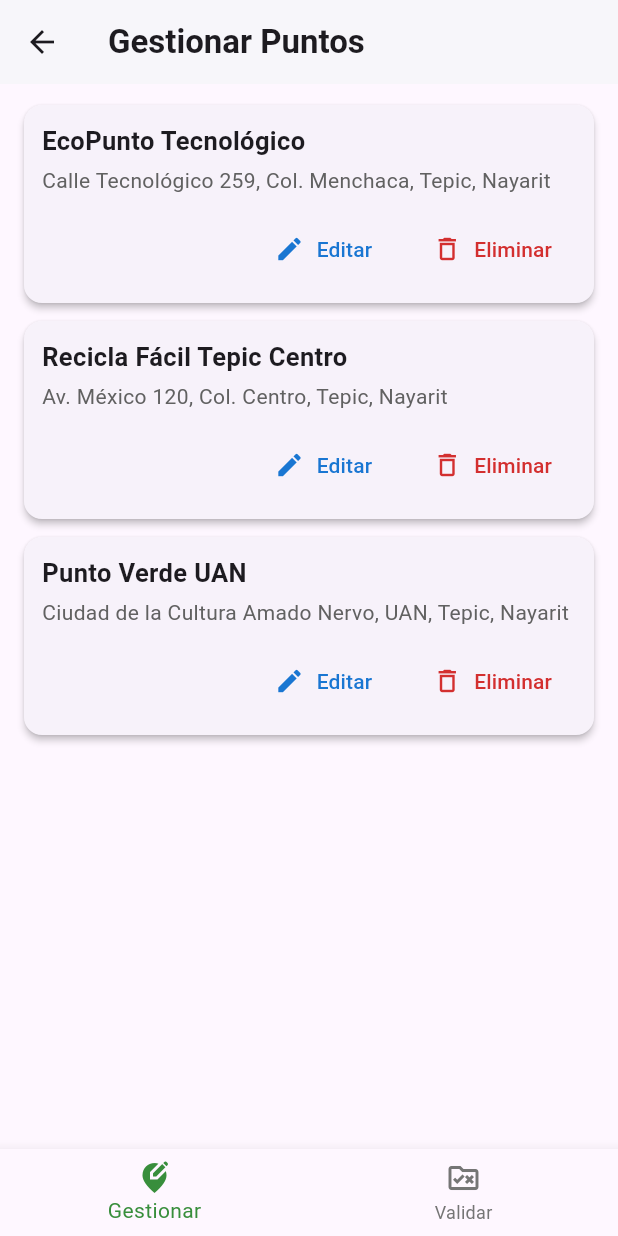
After one commit to PedroMtz83/Recicla-Facil, a Flutter app: the AdminPuntosScreen screen opened directly, on a phone screen of 412 x 824 dp. The commit adds this screen. Run offline on Flutter 3.47's test engine with Material 3 defaults, Android fonts, the phone set to English and light mode, and no system bars; our stand-ins replace cached_network_image, flutter_map, geolocator, image_picker, latlong2.

Commit message:
Interfaz de gestionar y validar puntos

```diff
--- a/rf_sprint1/lib/main.dart
+++ b/rf_sprint1/lib/main.dart
@@ -1,6 +1,7 @@
 import 'package:flutter/material.dart';
 import 'package:flutter/rendering.dart';
 import 'package:provider/provider.dart';
+import 'package:rf_sprint1/views/admin_puntos_screen.dart';
 import 'package:rf_sprint1/views/contenido_screen.dart';
 
 // Importa tus vistas y providers
@@ -78,13 +79,15 @@ class _HomeScreenState extends State<HomeScreen> {
     QuejasTabsScreen(),
     ContenidoScreen(),
     PuntosScreen(),
+    AdminPuntosScreen()
   ];
 
   final List<String> _pageTitles = [
     "Mi perfil",
     "Quejas y sugerencias",
     'Contenido informativo',
-    'Puntos de reciclaje'
+    'Puntos de reciclaje',
+    'Gestionar Puntos de reciclaje'
   ];
 
   void _onItemTapped(int index) {
@@ -162,6 +165,15 @@ class _HomeScreenState extends State<HomeScreen> {
                 _onItemTapped(3);
               },
             ),
+            ListTile(
+              leading: Icon(Icons.admin_panel_settings),
+              title: Text('Gestionar Puntos de reciclaje'),
+              selected: _currentIndex == 4,
+              selectedTileColor: Colors.green.withOpacity(0.1),
+              onTap: () {
+                _onItemTapped(4);
+              },
+            ),
           ],
         ),
       ),
--- a/rf_sprint1/lib/models/centro_reciclaje.dart
+++ b/rf_sprint1/lib/models/centro_reciclaje.dart
@@ -8,7 +8,7 @@ class CentroReciclaje {
   final String direccion;
   final String telefono;
   final String horario;
-
+  final bool validado; // <-- AÑADIR ESTA LÍNEA
   CentroReciclaje({
     required this.nombre,
     required this.descripcion,
@@ -19,6 +19,7 @@ class CentroReciclaje {
     required this.direccion,
     required this.telefono,
     required this.horario,
+    this.validado = true,
   });
 
   factory CentroReciclaje.fromJson(Map<String, dynamic> json) {
--- a/rf_sprint1/lib/services/centros_reciclaje_service.dart
+++ b/rf_sprint1/lib/services/centros_reciclaje_service.dart
@@ -12,6 +12,7 @@ class CentrosReciclajeService {
       direccion: "Av. Insurgentes 1450, Col. La Loma, Tepic, Nayarit",
       telefono: "311 212 3456",
       horario: "Lunes a Viernes: 9:00 - 17:00",
+      validado: false
     ),
     CentroReciclaje(
       nombre: "Recicla Tepic - Parque Metropolitano",
@@ -23,6 +24,7 @@ class CentrosReciclajeService {
       direccion: "Parque Metropolitano, Av. del Parque S/N, Tepic, Nayarit",
       telefono: "311 225 6789",
       horario: "Sábados y Domingos: 8:00 - 14:00",
+      validado: false
     ),
     CentroReciclaje(
       nombre: "EcoPunto Tecnológico",
--- /dev/null
+++ b/rf_sprint1/lib/views/admin_puntos_screen.dart
@@ -0,0 +1,300 @@
+// lib/views/admin_puntos_screen.dart
+
+import 'package:flutter/material.dart';
+import '../models/centro_reciclaje.dart';
+import '../services/centros_reciclaje_service.dart';
+
+class AdminPuntosScreen extends StatefulWidget {
+  const AdminPuntosScreen({super.key});
+
+  @override
+  State<AdminPuntosScreen> createState() => _AdminPuntosScreenState();
+}
+
+class _AdminPuntosScreenState extends State<AdminPuntosScreen> {
+  // 0: Gestionar, 1: Validar
+  int _selectedIndex = 0;
+
+  late List<CentroReciclaje> _puntosGestion;
+  late List<CentroReciclaje> _puntosPorValidar;
+
+  @override
+  void initState() {
+    super.initState();
+    // Cargamos los datos iniciales desde el servicio (simulado)
+    _puntosGestion = CentrosReciclajeService.obtenerTodos()
+        .where((c) => c.validado)
+        .toList();
+    _puntosPorValidar = CentrosReciclajeService.obtenerTodos()
+        .where((c) => !c.validado)
+        .toList();
+  }
+
+  // Lista de widgets que se mostrarán en el body
+  List<Widget> _buildScreens() {
+    return [
+      _buildGestionarScreen(),
+      _buildValidarScreen(),
+    ];
+  }
+
+  void _onItemTapped(int index) {
+    setState(() {
+      _selectedIndex = index;
+    });
+  }
+
+  @override
+  Widget build(BuildContext context) {
+    return Scaffold(
+      appBar: AppBar(
+        title: Text(
+          _selectedIndex == 0 ? 'Gestionar Puntos' : 'Validar Puntos',
+          style: TextStyle(fontWeight: FontWeight.bold),
+        ),
+        backgroundColor: Colors.white,
+        elevation: 1,
+      ),
+      body: IndexedStack(
+        index: _selectedIndex,
+        children: _buildScreens(),
+      ),
+      bottomNavigationBar: BottomNavigationBar(
+        currentIndex: _selectedIndex,
+        onTap: _onItemTapped,
+        selectedItemColor: Colors.green[700],
+        unselectedItemColor: Colors.grey[600],
+        items: const <BottomNavigationBarItem>[
+          BottomNavigationBarItem(
+            icon: Icon(Icons.edit_location_alt),
+            label: 'Gestionar',
+          ),
+          BottomNavigationBarItem(
+            icon: Icon(Icons.rule_folder_outlined),
+            label: 'Validar',
+          ),
+        ],
+      ),
+    );
+  }
+
+  // --- PANTALLA 1: GESTIONAR PUNTOS ---
+  Widget _buildGestionarScreen() {
+    if (_puntosGestion.isEmpty) {
+      return const Center(child: Text('No hay puntos de reciclaje para gestionar.'));
+    }
+
+    return ListView.builder(
+      padding: const EdgeInsets.all(8.0),
+      itemCount: _puntosGestion.length,
+      itemBuilder: (context, index) {
+        final centro = _puntosGestion[index];
+        return Card(
+          margin: const EdgeInsets.symmetric(horizontal: 8, vertical: 6),
+          elevation: 2,
+          child: Padding(
+            padding: const EdgeInsets.all(12.0),
+            child: Column(
+              crossAxisAlignment: CrossAxisAlignment.start,
+              children: [
+                Text(centro.nombre, style: const TextStyle(fontSize: 17, fontWeight: FontWeight.bold)),
+                const SizedBox(height: 4),
+                Text(centro.direccion, style: TextStyle(color: Colors.grey[700])),
+                const SizedBox(height: 12),
+                Row(
+                  mainAxisAlignment: MainAxisAlignment.end,
+                  children: [
+                    TextButton.icon(
+                      icon: const Icon(Icons.edit, size: 20),
+                      label: const Text('Editar'),
+                      onPressed: () {
+                        // TODO: Lógica para editar el centro
+                        ScaffoldMessenger.of(context).showSnackBar(
+                          SnackBar(content: Text('Editar: ${centro.nombre}')),
+                        );
+                      },
+                      style: TextButton.styleFrom(
+                        foregroundColor: Colors.blue[700],
+                        padding: const EdgeInsets.symmetric(horizontal: 16, vertical: 8),
+                      ),
+                    ),
+                    const SizedBox(width: 8),
+                    TextButton.icon(
+                      icon: const Icon(Icons.delete_outline, size: 20),
+                      label: const Text('Eliminar'),
+                      onPressed: () {
+                        // TODO: Lógica para eliminar el centro
+                        ScaffoldMessenger.of(context).showSnackBar(
+                          SnackBar(content: Text('Eliminar: ${centro.nombre}')),
+                        );
+                      },
+                      style: TextButton.styleFrom(
+                        foregroundColor: Colors.red[700],
+                        padding: const EdgeInsets.symmetric(horizontal: 16, vertical: 8),
+                      ),
+                    ),
+                  ],
+                ),
+              ],
+            ),
+          ),
+        );
+      },
+    );
+  }
+
+  // lib/views/admin_puntos_screen.dart
+
+// --- PANTALLA 2: VALIDAR PUNTOS (VERSIÓN MEJORADA) ---
+  Widget _buildValidarScreen() {
+    if (_puntosPorValidar.isEmpty) {
+      return const Center(
+          child: Padding(
+            padding: EdgeInsets.all(16.0),
+            child: Text('¡Excelente! No hay puntos nuevos pendientes de validación.',
+                textAlign: TextAlign.center),
+          ));
+    }
+
+    return ListView.builder(
+      padding: const EdgeInsets.all(8.0),
+      itemCount: _puntosPorValidar.length,
+      itemBuilder: (context, index) {
+        final centro = _puntosPorValidar[index];
+        return Card(
+          margin: const EdgeInsets.symmetric(horizontal: 8, vertical: 8),
+          elevation: 3,
+          shape: RoundedRectangleBorder(
+            borderRadius: BorderRadius.circular(12),
+            side: BorderSide(color: Colors.orange.shade200, width: 1),
+          ),
+          color: Colors.orange[50], // Tono para destacar que está pendiente
+          child: Padding(
+            padding: const EdgeInsets.all(16.0),
+            child: Column(
+              crossAxisAlignment: CrossAxisAlignment.start,
+              children: [
+                // --- Título Principal ---
+                Text(centro.nombre,
+                    style: const TextStyle(
+                        fontSize: 18,
+                        fontWeight: FontWeight.bold,
+                        color: Colors.black87)),
+                const Divider(height: 20),
+
+                // --- Fila de Dirección ---
+                _buildInfoRow(
+                    Icons.location_on_outlined, 'Dirección', centro.direccion),
+
+                // --- Fila de Horario ---
+                _buildInfoRow(
+                    Icons.access_time_outlined, 'Horario', centro.horario),
+
+                // --- Fila de Teléfono ---
+                if (centro.telefono.isNotEmpty && centro.telefono != 'N/A')
+                  _buildInfoRow(
+                      Icons.phone_outlined, 'Teléfono', centro.telefono),
+
+                // --- Fila de Descripción ---
+                _buildInfoRow(
+                    Icons.description_outlined, 'Descripción', centro.descripcion),
+                const SizedBox(height: 12),
+
+                // --- Sección de Materiales Aceptados ---
+                Text('Materiales que acepta:',
+                    style: TextStyle(
+                        fontWeight: FontWeight.bold, color: Colors.grey[800])),
+                const SizedBox(height: 8),
+                Wrap(
+                  spacing: 8.0,
+                  runSpacing: 4.0,
+                  children: centro.tipoMaterial.map((material) {
+                    return Chip(
+                      label: Text(material),
+                      backgroundColor: Colors.green[100],
+                      side: BorderSide.none,
+                      padding:
+                      const EdgeInsets.symmetric(horizontal: 8, vertical: 4),
+                    );
+                  }).toList(),
+                ),
+                const SizedBox(height: 20),
+
+                // --- Botones de Acción ---
+                Row(
+                  mainAxisAlignment: MainAxisAlignment.end,
+                  children: [
+                    Expanded(
+                      child: OutlinedButton.icon(
+                        icon: const Icon(Icons.thumb_down_outlined),
+                        label: const Text('Rechazar'),
+                        onPressed: () {
+                          // TODO: Lógica para rechazar el punto
+                          ScaffoldMessenger.of(context).showSnackBar(
+                            SnackBar(
+                                content: Text('Rechazado: ${centro.nombre}')),
+                          );
+                        },
+                        style: OutlinedButton.styleFrom(
+                          side: BorderSide(color: Colors.red.shade400),
+                          foregroundColor: Colors.red[800],
+                        ),
+                      ),
+                    ),
+                    const SizedBox(width: 12),
+                    Expanded(
+                      child: ElevatedButton.icon(
+                        icon: const Icon(Icons.thumb_up_outlined),
+                        label: const Text('Aceptar'),
+                        onPressed: () {
+                          // TODO: Lógica para aceptar/validar el punto
+                          ScaffoldMessenger.of(context).showSnackBar(
+                            SnackBar(
+                                content: Text('Aceptado: ${centro.nombre}')),
+                          );
+                        },
+                        style: ElevatedButton.styleFrom(
+                          backgroundColor: Colors.green[600],
+                          foregroundColor: Colors.white,
+                          elevation: 2,
+                        ),
+                      ),
+                    ),
+                  ],
+                ),
+              ],
+            ),
+          ),
+        );
+      },
+    );
+  }
+
+// --- WIDGET AUXILIAR PARA MOSTRAR LA INFORMACIÓN ---
+// Puedes poner este método dentro de la clase _AdminPuntosScreenState
+  Widget _buildInfoRow(IconData icon, String label, String value) {
+    return Padding(
+      padding: const EdgeInsets.only(bottom: 12.0),
+      child: Row(
+        crossAxisAlignment: CrossAxisAlignment.start,
+        children: [
+          Icon(icon, color: Colors.grey[600], size: 20),
+          const SizedBox(width: 12),
+          Expanded(
+            child: Column(
+              crossAxisAlignment: CrossAxisAlignment.start,
+              children: [
+                Text(label,
+                    style: TextStyle(
+                        fontWeight: FontWeight.bold, color: Colors.grey[800])),
+                const SizedBox(height: 2),
+                Text(value, style: TextStyle(color: Colors.black.withOpacity(0.7))),
+              ],
+            ),
+          ),
+        ],
+      ),
+    );
+  }
+
+}
```
